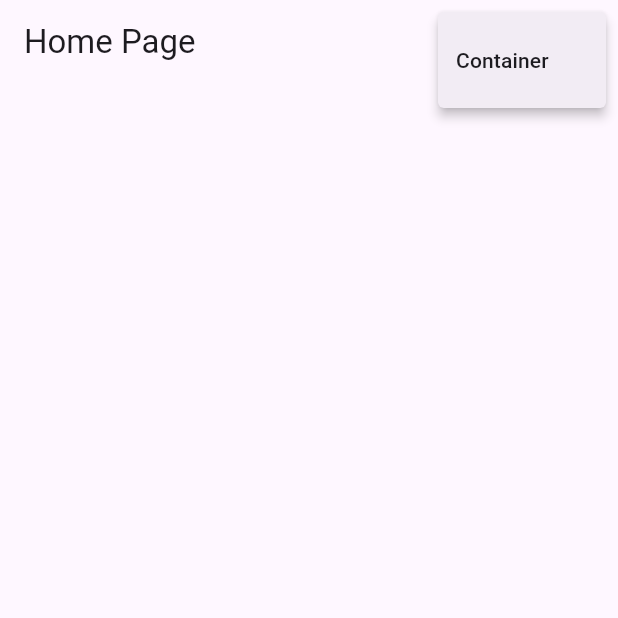
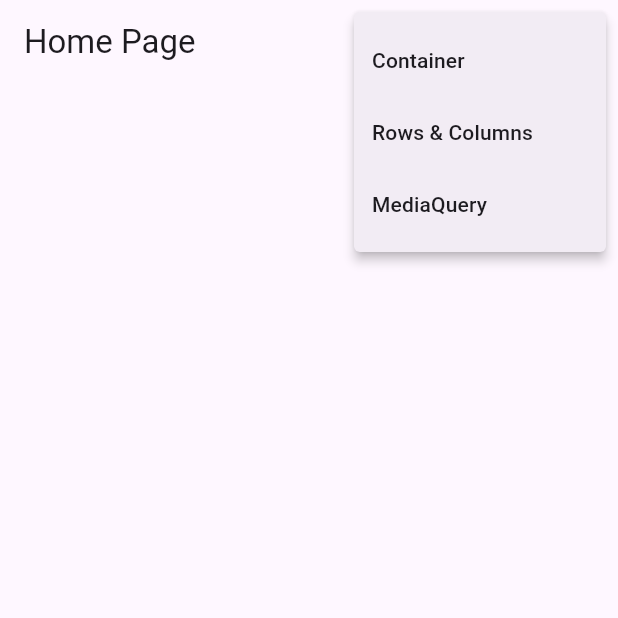
Before and after one commit to renatoluluciano/projetosdesenvolvimento, a Flutter app: the screen it shows after launch, after a tap on the "more vert" icon, on a phone screen of 412 x 824 dp, the top half of it. Run offline on Flutter 3.47's test engine with Material 3 defaults, Android fonts, the phone set to English and light mode, and no system bars.

Commit message:
aprendo a trabalhr com mediaquery

```diff
--- a/criar pojeto flutter.txt
+++ b/criar pojeto flutter.txt
@@ -1,3 +1,5 @@
 flutter create --project-name=flutterprimeirospassos --org br.com.renatoluciano --platforms android,ios -a kotlin -i swift ./primeirospassos
 
 flutter create --project-name=flutter_navegacao --org br.com.renatoluciano --platforms android,ios,web ./maonamassa_navegacao
+
+flutter create --project-name=flutter_primeiro_projeto --org br.com.renatoluciano --platforms android,ios,web ./primeiro_projeto
--- a/cursos/academiaflutter/jornadaflluter/primeiro_projeto/lib/main.dart
+++ b/cursos/academiaflutter/jornadaflluter/primeiro_projeto/lib/main.dart
@@ -1,6 +1,8 @@
 import 'package:flutter/material.dart';
 import 'package:flutter_primeiro_projeto/pages/container/container_page.dart';
 import 'package:flutter_primeiro_projeto/pages/home/home_page.dart';
+import 'package:flutter_primeiro_projeto/pages/media_query/media_query_page.dart';
+import 'package:flutter_primeiro_projeto/pages/rows_columns/rows_columns_page.dart';
 
 void main() {
   runApp(const MyApp());
@@ -18,7 +20,11 @@ class MyApp extends StatelessWidget {
           colorScheme: ColorScheme.fromSeed(seedColor: Colors.deepPurple),
           useMaterial3: true,
         ),
-      routes: {'/': (_) => HomePage(), '/container': (_) => ContainerPage()},
-    );
+        routes: {
+          '/': (_) => HomePage(),
+          '/container': (_) => ContainerPage(),
+          '/rows_columns': (_) => RowsColumnsPage(),
+          '/media_query': (_) => MediaQueryPage(),
+        });
   }
 }
--- a/cursos/academiaflutter/jornadaflluter/primeiro_projeto/lib/pages/container/container_page.dart
+++ b/cursos/academiaflutter/jornadaflluter/primeiro_projeto/lib/pages/container/container_page.dart
@@ -10,7 +10,7 @@ class ContainerPage extends StatelessWidget {
         title: const Text('Exemplo de Container'),
       ),
       body: Container(
-        width: 200,
+        width: 350,
         height: 200,
         color: Colors.red,
         padding: EdgeInsets.all(40),
--- a/cursos/academiaflutter/jornadaflluter/primeiro_projeto/lib/pages/home/home_page.dart
+++ b/cursos/academiaflutter/jornadaflluter/primeiro_projeto/lib/pages/home/home_page.dart
@@ -1,6 +1,10 @@
 import 'package:flutter/material.dart';
 
-enum PoupMenuPages { container }
+enum PoupMenuPages {
+  container,
+  rows_columns,
+  media_query,
+}
 
 class HomePage extends StatelessWidget {
   const HomePage({super.key});
@@ -18,11 +22,22 @@ class HomePage extends StatelessWidget {
                 Navigator.of(context).pushNamed('/container');
 
                 break;
+              case PoupMenuPages.rows_columns:
+                Navigator.of(context).pushNamed('/rows_columns');
+                break;
+              case PoupMenuPages.media_query:
+                Navigator.of(context).pushNamed('/media_query');
+                break;
             }
           }, itemBuilder: (BuildContext context) {
             return <PopupMenuItem<PoupMenuPages>>[
               PopupMenuItem<PoupMenuPages>(
-                  value: PoupMenuPages.container, child: Text('Container'))
+                  value: PoupMenuPages.container, child: Text('Container')),
+              PopupMenuItem<PoupMenuPages>(
+                  value: PoupMenuPages.rows_columns,
+                  child: Text('Rows & Columns')),
+              PopupMenuItem<PoupMenuPages>(
+                  value: PoupMenuPages.media_query, child: Text('MediaQuery'))
             ];
           })
         ],
```
Also changed, not shown: cursos/academiaflutter/jornadaflluter/primeiro_projeto/lib/pages/media_query/media_query_page.dart (added, +37 -0 lines), cursos/academiaflutter/jornadaflluter/primeiro_projeto/lib/pages/rows_columns/rows_columns_page.dart (added, +28 -0 lines). Lines whose indentation alone changed are shown as unchanged.
